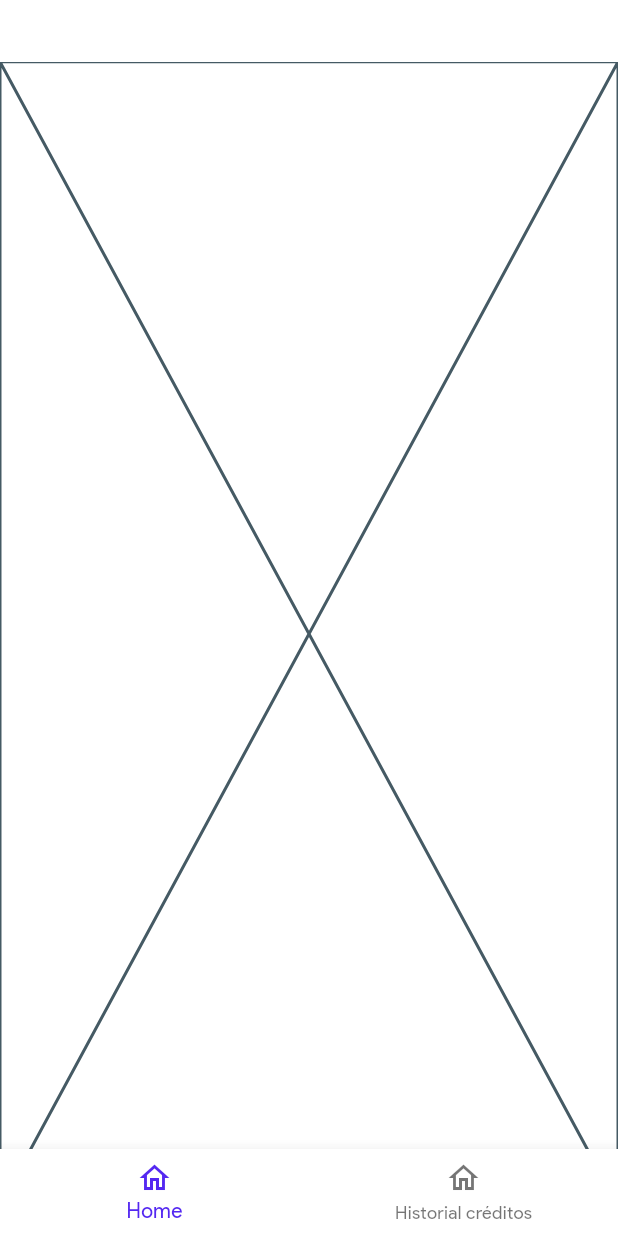
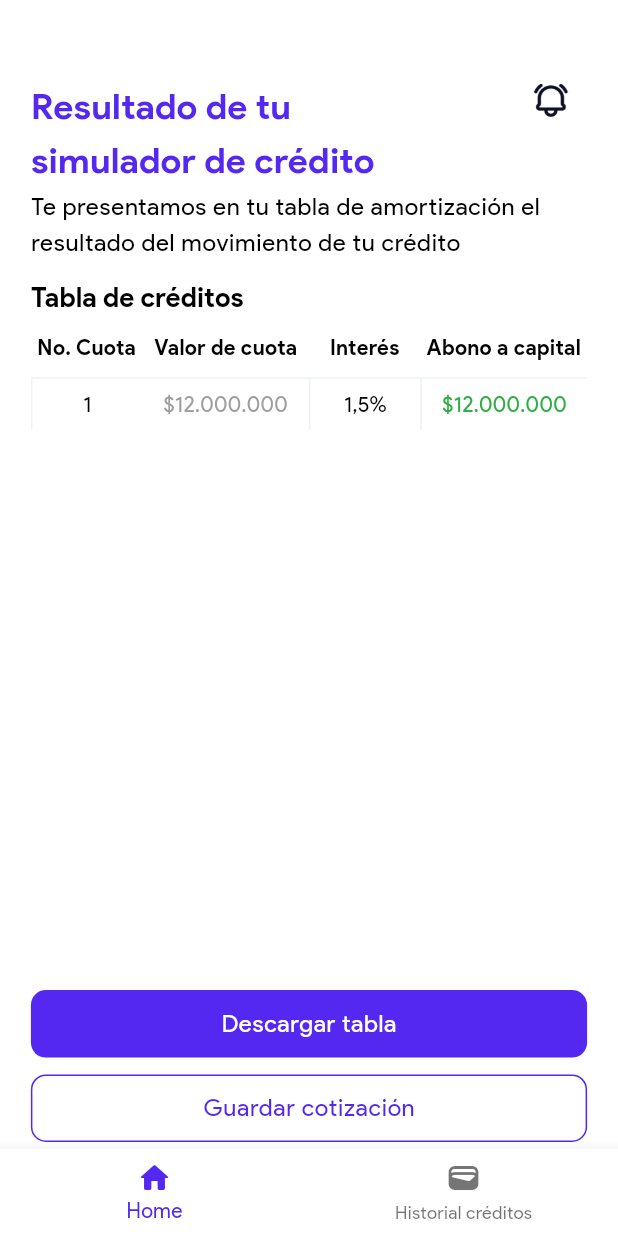
Before and after one commit to Jhodavid/Banca-Cr-ditos, a Flutter app: the HomePage screen opened by its route, swiped to page 3, on a phone screen of 412 x 824 dp. Run offline on Flutter 3.47's test engine with Material 3 defaults, Android fonts, the light colour scheme and no system bars; our stand-ins replace flutter_riverpod, go_router; generated files the repository leaves out were written again.

Commit message:
Diseños completados

```diff
--- a/lib/presentation/modules/auth/widgets/external_auth_filled_button.dart
+++ b/lib/presentation/modules/auth/widgets/external_auth_filled_button.dart
@@ -37,7 +37,7 @@ class ExternalAuthFilledButton extends StatelessWidget {
         },
         label: Text(
           text,
-          style: Theme.of(context).textTheme.labelLarge?.copyWith(
+          style: Theme.of(context).textTheme.labelMedium?.copyWith(
             color: Colors.black
           )
         )
--- /dev/null
+++ b/lib/presentation/modules/home/frames/simulate_detail_frame.dart
@@ -0,0 +1,49 @@
+import 'package:banca_creditos/presentation/modules/home/widgets/simulate_data_table.dart';
+import 'package:banca_creditos/presentation/widgets/app_filled_button.dart';
+import 'package:flutter/material.dart';
+
+
+
+class SimulateDetailFrame extends StatelessWidget {
+
+  const SimulateDetailFrame({super.key});
+
+  @override
+  Widget build(BuildContext context) {
+
+    final width = MediaQuery.of(context).size.width;
+    final height = MediaQuery.of(context).size.height;
+
+    return Expanded(
+      child: Column(
+        crossAxisAlignment: CrossAxisAlignment.start,
+        children: [
+          Text(
+            'Resultado de tu\nsimulador de crédito',
+            style: Theme.of(context).textTheme.titleMedium?.copyWith(
+              color: Theme.of(context).colorScheme.primary,
+            ),
+          ),
+          Text(
+            'Te presentamos en tu tabla de amortización el resultado del movimiento de tu crédito',
+            style: Theme.of(context).textTheme.bodyLarge
+          ),
+          SizedBox(height: height*0.015),
+          Text(
+            'Tabla de créditos',
+            style: Theme.of(context).textTheme.labelLarge,
+          ),
+          const SimulateDataTable(),
+          const Spacer(),
+          AppFilledButton(
+            text: 'Descargar tabla',
+            onPressed: () {
+
+            },
+          ),
+          SizedBox(height: height*0.01)
+        ],
+      ),
+    );
+  }
+}
--- a/lib/presentation/modules/home/pages/home_page.dart
+++ b/lib/presentation/modules/home/pages/home_page.dart
@@ -1,6 +1,7 @@
 import 'package:banca_creditos/presentation/modules/home/taps/history_tap.dart';
 import 'package:banca_creditos/presentation/modules/home/taps/simulator_detail_tap.dart';
 import 'package:banca_creditos/presentation/modules/home/taps/simulator_tap.dart';
+import 'package:banca_creditos/presentation/modules/home/utils/home_module_utils.dart';
 import 'package:banca_creditos/presentation/widgets/app_filled_button.dart';
 import 'package:banca_creditos/presentation/widgets/app_text_field.dart';
 import 'package:flutter/material.dart';
@@ -20,7 +21,6 @@ class HomePage extends StatefulWidget {
 class _HomePageState extends State<HomePage> {
 
   int _pageIndex = 0;
-  final pageController = PageController();
 
   @override
   Widget build(BuildContext context) {
@@ -44,7 +44,7 @@ class _HomePageState extends State<HomePage> {
           ),
           child: PageView(
             physics: const NeverScrollableScrollPhysics(),
-            controller: pageController,
+            controller: HomeModuleUtils.homePageViewController,
             onPageChanged: (value) {
               setState(() {
                 if(value >= 2) {
@@ -68,19 +68,19 @@ class _HomePageState extends State<HomePage> {
           BottomNavigationBarItem(
             // backgroundColor: MyLightTheme.btnGreen,
             icon: Icon(
-              Icons.home_outlined
+              Icons.home_rounded
             ),
             label: 'Home'
           ),
           BottomNavigationBarItem(
             // backgroundColor: MyLightTheme.btnGreen,
             icon: Icon(
-              Icons.home_outlined
+              Icons.wallet_rounded
             ),
             label: 'Historial créditos'
           )
         ],
-        onTap: (value) => pageController.jumpToPage(value),
+        onTap: (value) => HomeModuleUtils.homePageViewController.jumpToPage(value),
       )
     );
   }
--- a/lib/presentation/modules/home/taps/simulator_detail_tap.dart
+++ b/lib/presentation/modules/home/taps/simulator_detail_tap.dart
@@ -1,4 +1,9 @@
+import 'package:banca_creditos/presentation/modules/home/widgets/save_simulate_modal_bottom_sheet.dart';
 import 'package:flutter/material.dart';
+
+import 'package:banca_creditos/presentation/widgets/app_filled_button.dart';
+import 'package:banca_creditos/presentation/modules/home/widgets/home_app_bar.dart';
+import 'package:banca_creditos/presentation/modules/home/frames/simulate_detail_frame.dart';
 
 
 
@@ -8,6 +13,46 @@ class SimulatorDetailTap extends StatelessWidget {
 
   @override
   Widget build(BuildContext context) {
-    return const Placeholder();
+
+    final width = MediaQuery.of(context).size.width;
+    final height = MediaQuery.of(context).size.height;
+
+    return Stack(
+      children: [
+        const HomeAppBar(isVisibleMessage: false),
+        Padding(
+          padding: EdgeInsets.only(
+            top: 12,
+            left: width*0.05,
+            right: width*0.05
+          ),
+          child: Column(
+            children: [
+              const SimulateDetailFrame(),
+              AppFilledButton(
+                text: 'Guardar cotización',
+                backgroundColor: Colors.white,
+                textColor: Theme.of(context).colorScheme.primary,
+                borderColor: Theme.of(context).colorScheme.primary,
+                onPressed: () {
+                  showModalBottomSheet(
+                    constraints: BoxConstraints(
+                      maxHeight: height*0.48
+                    ),
+                    backgroundColor: Colors.transparent,
+                    shape: RoundedRectangleBorder(borderRadius: BorderRadius.circular(10)),
+                    context: context,
+                    builder: (_) {
+                      return const SaveSimulateModalBottomSheet();
+                    },
+                  );
+                },
+              ),
+              SizedBox(height: height*0.05)
+            ],
+          ),
+        )
+      ],
+    );
   }
 }
--- /dev/null
+++ b/lib/presentation/modules/home/utils/home_module_utils.dart
@@ -0,0 +1,9 @@
+import 'package:flutter/material.dart';
+
+
+
+class HomeModuleUtils {
+
+  static final homePageViewController = PageController();
+
+}
--- /dev/null
+++ b/lib/presentation/modules/home/widgets/simulate_data_table.dart
@@ -0,0 +1,92 @@
+import 'package:flutter/material.dart';
+
+import 'package:banca_creditos/config/localization/app_localization.dart';
+import 'package:banca_creditos/presentation/widgets/app_column_header_container.dart';
+import 'package:banca_creditos/presentation/widgets/app_data_row_container.dart';
+
+
+
+class SimulateDataTable extends StatelessWidget {
+
+  const SimulateDataTable({super.key});
+
+  @override
+  Widget build(BuildContext context) {
+    final l10n = context.l10n;
+
+    final width = MediaQuery.of(context).size.width;
+
+    return SizedBox(
+      width: width*0.9,
+      child: Theme(
+        data: Theme.of(context).copyWith(
+            dividerTheme: const DividerThemeData(color: Colors.transparent)
+        ),
+        child: DataTable(
+          dataRowMaxHeight: 35,
+          dataRowMinHeight: 35,
+          headingRowHeight: 40,
+          columns: const <DataColumn>[
+            DataColumn(
+              label: AppColumnHeaderContainer(
+                title: 'No. Cuota',
+                portionSize: 0.2,
+              )
+            ),
+            DataColumn(
+              label: AppColumnHeaderContainer(
+                title: 'Valor de cuota',
+                portionSize: 0.3,
+              )
+            ),
+            DataColumn(
+              label: AppColumnHeaderContainer(
+                title: 'Interés',
+                portionSize: 0.2,
+              )
+            ),
+            DataColumn(
+              label: AppColumnHeaderContainer(
+                title: 'Abono a capital',
+                portionSize: 0.3,
+              )
+            ),
+          ],
+          rows: const <DataRow>[
+            DataRow(
+              cells: <DataCell>[
+                DataCell(
+                  AppDataRowContainer(
+                    text: '1',
+                    bottomBorderSide: BorderSide.none
+                  ),
+                ),
+                DataCell(
+                  AppDataRowContainer(
+                    text: '\$12.000.000',
+                    textColor: Colors.grey,
+                    leftBorderSide: BorderSide.none,
+                    bottomBorderSide: BorderSide.none
+                  ),
+                ),
+                DataCell(
+                  AppDataRowContainer(
+                    text: '1,5%',
+                    bottomBorderSide: BorderSide.none
+                  ),
+                ),
+                DataCell(
+                  AppDataRowContainer(
+                    text: '\$12.000.000',
+                    textColor: Color(0xff2EAE44),
+                    bottomBorderSide: BorderSide.none
+                  ),
+                ),
+              ],
+            )
+          ],
+        ),
+      ),
+    );
+  }
+}
--- /dev/null
+++ b/lib/presentation/widgets/app_column_header_container.dart
@@ -0,0 +1,28 @@
+import 'package:flutter/material.dart';
+
+
+
+class AppColumnHeaderContainer extends StatelessWidget {
+
+  final String title;
+  final double portionSize;
+
+  const AppColumnHeaderContainer({
+    super.key,
+    required this.title,
+    required this.portionSize
+  });
+
+  @override
+  Widget build(BuildContext context) {
+    final width = MediaQuery.of(context).size.width;
+
+    return Container(
+      alignment: Alignment.center,
+      width: (width*0.9)*portionSize,
+      child: Text(
+        title
+      ),
+    );
+  }
+}
--- a/lib/presentation/widgets/app_filled_button.dart
+++ b/lib/presentation/widgets/app_filled_button.dart
@@ -7,6 +7,7 @@ class AppFilledButton extends StatelessWidget {
   final String text;
   final Color? backgroundColor;
   final Color? textColor;
+  final Color? borderColor;
   final void Function() onPressed;
 
   const AppFilledButton({
@@ -14,6 +15,7 @@ class AppFilledButton extends StatelessWidget {
     required this.text,
     this.backgroundColor,
     this.textColor,
+    this.borderColor,
     required this.onPressed
   });
 
@@ -25,12 +27,19 @@ class AppFilledButton extends StatelessWidget {
       width: width,
       child: FilledButton(
         style: ButtonStyle(
-          backgroundColor: backgroundColor != null ? MaterialStatePropertyAll<Color>(backgroundColor!) : null
+          backgroundColor: backgroundColor != null ? MaterialStatePropertyAll<Color>(backgroundColor!) : null,
+          shape: borderColor != null
+            ? MaterialStatePropertyAll<RoundedRectangleBorder>(
+              RoundedRectangleBorder(
+                side: BorderSide(color: borderColor!),
+                borderRadius: BorderRadius.circular(10)
+              )
+            ) : null
         ),
         onPressed: onPressed,
         child: Text(
           text,
-          style: Theme.of(context).textTheme.labelLarge?.copyWith(
+          style: Theme.of(context).textTheme.labelMedium?.copyWith(
             color: textColor
           ),
         )
--- a/lib/presentation/widgets/app_text_field.dart
+++ b/lib/presentation/widgets/app_text_field.dart
@@ -36,12 +36,12 @@ class AppTextField extends StatelessWidget {
         children: [
           if(label != null) Text(
             label!,
-            style: Theme.of(context).textTheme.labelMedium?.copyWith(
+            style: Theme.of(context).textTheme.labelSmall?.copyWith(
               color: labelTextColor
             ),
           ),
           Container(
-            height: 55,
+            height: 54,
             padding: EdgeInsets.only(top: label != null ? 10 : 0),
             child: TextField(
               enabled: isEnabled,
```
Also changed, not shown: lib/config/app_theme.dart (+15 -2 lines), lib/presentation/modules/auth/pages/sing_in_page.dart (+6 -6 lines), lib/presentation/modules/auth/pages/sing_up_page.dart (+9 -9 lines), lib/presentation/modules/home/taps/simulator_tap.dart (+24 -5 lines), lib/presentation/modules/home/widgets/floating_button_close_bottom_sheet.dart (added, +21 -0 lines), lib/presentation/modules/home/widgets/history_data_table.dart (+6 -31 lines), lib/presentation/modules/home/widgets/save_simulate_modal_bottom_sheet.dart (added, +137 -0 lines), lib/presentation/modules/home/widgets/simulate_modal_bottom_sheet.dart (added, +143 -0 lines), assets/warning.png.
